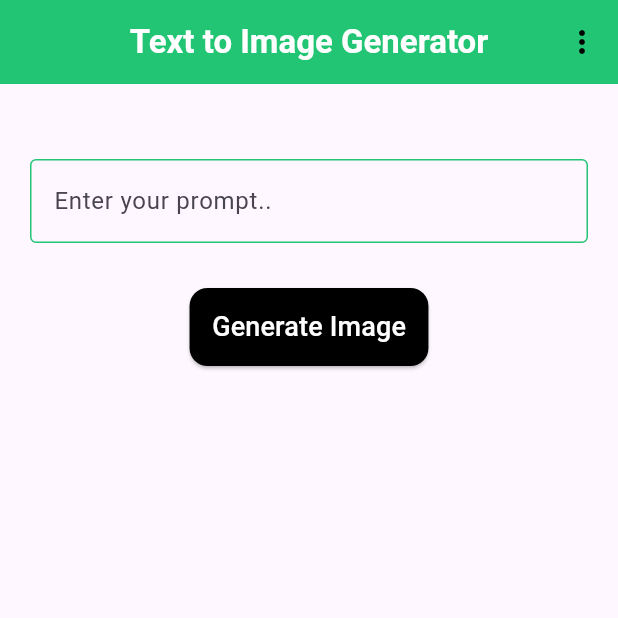
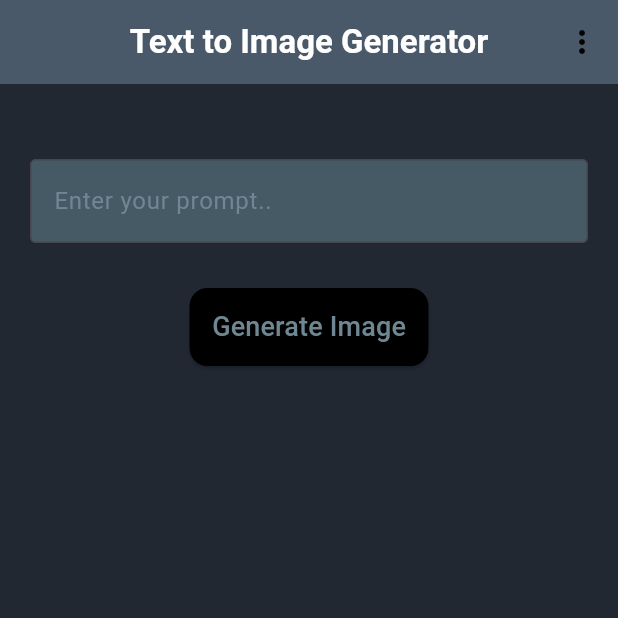
Before and after one commit to mdtaosifhossain3/flutter-Ai-image-generator-app, a Flutter app: the HomeView screen opened directly, on a phone screen of 412 x 824 dp, the top half of it. Run offline on Flutter 3.47's test engine with Material 3 defaults, Android fonts, the phone set to English and light mode, and no system bars; our stand-ins replace flutter_dotenv, flutter_spinkit, permission_handler, popover, share_plus, shared_preferences; missing offline and left inert: animation_wrappers, image_gallery_saver_plus; accounts and stored records are empty.

Commit message:
some changes

```diff
--- a/lib/colors.dart
+++ b/lib/colors.dart
@@ -3,8 +3,10 @@ import 'package:flutter/animation.dart';
 class MyColors {
   MyColors._();
 
-  static  Color primaryColor = const Color(0xff22C574);
-  static Color whiteColor =const Color(0xffFEFEFE);
-  static Color blackColor =const Color(0xff000000);
-
+  static Color primaryColor = const Color(0xff22C574);
+  static Color whiteColor = const Color(0xffFEFEFE);
+  static Color blackColor = const Color(0xff000000);
+  static Color backgroundColor = Color(0xff212832);
+  static Color filledcolor = Color(0xff455A64);
+  static Color filledtextcolor = Color(0xff6F8793);
 }
--- a/lib/views/home_view.dart
+++ b/lib/views/home_view.dart
@@ -11,6 +11,7 @@ import 'package:popover/popover.dart';
 import 'package:share_plus/share_plus.dart';
 import 'package:text_to_image_ai/colors.dart';
 import 'package:http/http.dart' as http;
+import 'package:text_to_image_ai/main.dart';
 import 'package:text_to_image_ai/views/welcome_view.dart';
 import 'package:url_launcher/url_launcher.dart';
 
@@ -49,6 +50,14 @@ class _HomeViewState extends State<HomeView> {
     setState(() {
       isLoading = true;
     });
+
+    if (prompt.isEmpty) {
+      ScaffoldMessenger.of(context)
+          .showSnackBar(const SnackBar(content: Text("Field Can't be empty")));
+      setState(() {
+        isLoading = false;
+      });
+    }
 
     try {
       // Send POST request with multipart form data
@@ -157,8 +166,9 @@ class _HomeViewState extends State<HomeView> {
     return Scaffold(
       appBar: AppBar(
         automaticallyImplyLeading: false,
-        backgroundColor: MyColors.primaryColor,
+        backgroundColor: Color(0xff455A64),
         foregroundColor: MyColors.whiteColor,
+        elevation: 10.0,
         centerTitle: true,
         title: const Text(
           "Text to Image Generator",
@@ -202,12 +212,11 @@ class _HomeViewState extends State<HomeView> {
           )
         ],
       ),
+      backgroundColor: MyColors.backgroundColor,
       body: Padding(
         padding: const EdgeInsets.all(20.0),
         child: SingleChildScrollView(
           child: Column(
-            mainAxisAlignment: MainAxisAlignment.center,
-            crossAxisAlignment: CrossAxisAlignment.center,
             children: [
               Column(
                 children: [
@@ -216,13 +225,18 @@ class _HomeViewState extends State<HomeView> {
                   ),
                   TextFormField(
                     controller: _textEditingController,
+                    cursorColor: MyColors.primaryColor,
+                    style: TextStyle(color: MyColors.whiteColor),
                     decoration: InputDecoration(
                       hintText: "Enter your prompt..",
-                      enabledBorder: OutlineInputBorder(
-                          borderSide: BorderSide(color: MyColors.primaryColor)),
+                      hintStyle: TextStyle(color: MyColors.filledtextcolor),
+                      fillColor: MyColors.filledcolor,
+                      filled: true,
+                      border: OutlineInputBorder(
+                          borderSide: BorderSide(color: MyColors.filledcolor)),
                       focusedBorder: OutlineInputBorder(
                           borderSide: BorderSide(
-                              color: MyColors.primaryColor, width: 2)),
+                              color: MyColors.filledcolor, width: 2.00)),
                     ),
                   ),
                   const SizedBox(
@@ -239,9 +253,10 @@ class _HomeViewState extends State<HomeView> {
                       onPressed: () {
                         generateImage(_textEditingController.text);
                       },
-                      child: const Text(
+                      child: Text(
                         "Generate Image",
-                        style: TextStyle(fontSize: 18),
+                        style: TextStyle(
+                            fontSize: 18, color: MyColors.filledtextcolor),
                       ))
                 ],
               ),
@@ -250,7 +265,17 @@ class _HomeViewState extends State<HomeView> {
               ),
               // ignore: unnecessary_null_comparison
               isLoading
-                  ? const CircularProgressIndicator()
+                  ? Column(
+                      children: [
+                        SizedBox(
+                          height: MediaQuery.of(context).size.height * .15,
+                        ),
+                        const CircularProgressIndicator(),
+                        SizedBox(
+                          height: MediaQuery.of(context).size.height * .3,
+                        ),
+                      ],
+                    )
                   : imageBytes != null
                       ? FadedScaleAnimation(
                           child: SizedBox(
--- a/lib/views/splash_view.dart
+++ b/lib/views/splash_view.dart
@@ -2,7 +2,10 @@ import 'dart:async';
 import 'package:animation_wrappers/animation_wrappers.dart';
 import 'package:flutter/material.dart';
 import 'package:text_to_image_ai/colors.dart';
+import 'package:text_to_image_ai/views/home_view.dart';
 import 'package:text_to_image_ai/views/welcome_view.dart';
+
+import 'otp_verify_view.dart';
 
 class SplashView extends StatefulWidget {
   const SplashView({super.key});
@@ -16,7 +19,7 @@ class _SplashViewState extends State<SplashView> {
   void initState() {
     Timer(const Duration(seconds: 3), () {
       Navigator.pushReplacement(context, MaterialPageRoute(builder: (_) {
-        return WelcomePage();
+        return OtpVerificationView();
       }));
     });
     super.initState();
@@ -30,7 +33,7 @@ class _SplashViewState extends State<SplashView> {
         child: FadeAnimation(
           child: Image.asset(
             "assets/images/logo.png", // Replace with your image asset path
-            height: 100.0,
+            height: 150.0,
           ),
         ),
       ),
```
